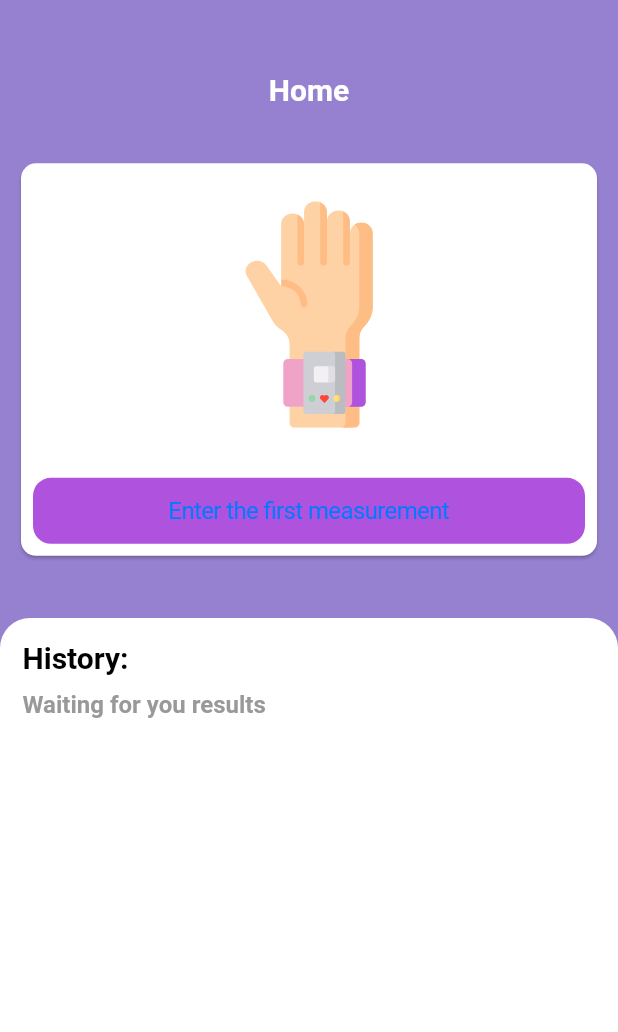
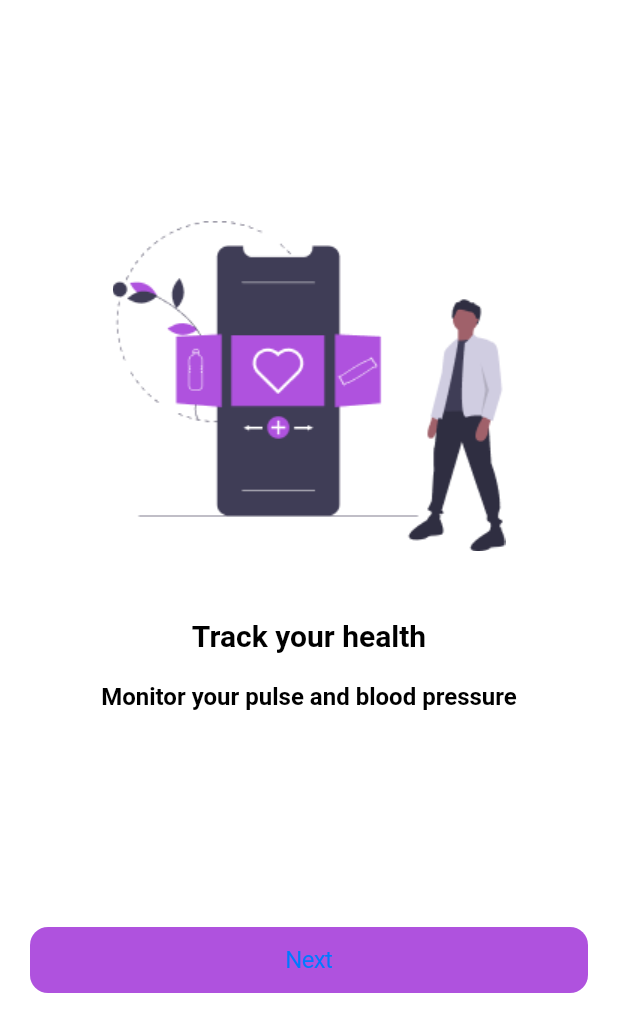
Before and after one commit to TimurKarev/blood_pressure, a Flutter app: the screen it shows after launch, on a phone screen of 412 x 824 dp. Shown: the top 1032 px of the screen. Run offline on Flutter 3.47's test engine with Material 2 defaults, Android fonts, the phone set to English and light mode, and no system bars; our stand-ins replace flutter_riverpod, flutter_svg, sqflite; accounts and stored records are empty.

Commit message:
on board betta

```diff
--- a/lib/pages/home/home_page_landing.dart
+++ b/lib/pages/home/home_page_landing.dart
@@ -1,6 +1,8 @@
 import 'package:blood_pressure/pages/home/view_models/home_page_viewmodel.dart';
 import 'package:blood_pressure/pages/home/widgets/home_full_page.dart';
 import 'package:blood_pressure/pages/home/widgets/empty_home_screen.dart';
+import 'package:blood_pressure/pages/on_board/on_board_page.dart';
+import 'package:blood_pressure/pages/on_board/widgets/on_board_template.dart';
 import 'package:blood_pressure/styles.dart';
 import 'package:flutter/cupertino.dart';
 import 'package:flutter/material.dart';
@@ -19,7 +21,8 @@ class HomePageLanding extends ConsumerWidget {
       case HomePageLandingState.notEmpty:
         return const HomeFullPage();
       case HomePageLandingState.empty:
-        return const EmptyHomeScreen();
+        //return const EmptyHomeScreen();
+        return const OnBoardPage();
       case HomePageLandingState.loading:
         return Container(
           color: CupertinoColors.white,
--- /dev/null
+++ b/lib/pages/on_board/on_board_page.dart
@@ -0,0 +1,101 @@
+import 'package:blood_pressure/pages/on_board/widgets/on_board_template.dart';
+import 'package:blood_pressure/styles.dart';
+import 'package:flutter/cupertino.dart';
+
+class OnBoardPage extends StatefulWidget {
+  const OnBoardPage({Key? key}) : super(key: key);
+
+  @override
+  _OnBoardPageState createState() => _OnBoardPageState();
+}
+
+class _OnBoardPageState extends State<OnBoardPage> {
+  final PageController controller = PageController(initialPage: 0);
+
+  static const List<String> _imagePath = [
+    "assets/png/on_board/on_board_1.png",
+    "assets/png/on_board/on_board_2.png",
+    "assets/png/on_board/on_board_3.png",
+    "assets/png/on_board/on_board_4.png",
+  ];
+
+  static const List<String> _headers = [
+    "Track your health",
+    "Help us to improve the app",
+    "Detailed tracking",
+    "Starts & Analysis",
+  ];
+
+  static const List<String> _text = [
+    "Monitor your pulse and blood pressure",
+    "We constantly monitor feedback and need your opinion",
+    "Collecting all the information about your condition and analyzing it",
+    "Subscribe to unlock all the features, just \$3.99/w",
+  ];
+
+  static final List<Widget> _widgets = [
+    TextWidget(header: _headers[0], text: _text[0]),
+    TextWidget(header: _headers[1], text: _text[1]),
+    TextWidget(header: _headers[2], text: _text[2]),
+    TextWidget(header: _headers[3], text: _text[3]),
+  ];
+
+  @override
+  Widget build(BuildContext context) {
+    return CupertinoPageScaffold(
+      child: Stack(
+        children: [
+          PageView(
+            scrollDirection: Axis.horizontal,
+            controller: controller,
+            children: [
+              OnBoardTemplate(
+                imagePath: _imagePath[0],
+                textOrButton: _widgets[0],
+              ),
+              OnBoardTemplate(
+                imagePath: _imagePath[1],
+                textOrButton: _widgets[1],
+              ),
+              OnBoardTemplate(
+                imagePath: _imagePath[2],
+                textOrButton: _widgets[2],
+                isTappable: true,
+              ),
+              OnBoardTemplate(
+                imagePath: _imagePath[3],
+                textOrButton: _widgets[3],
+              ),
+            ],
+          ),
+        ],
+      ),
+    );
+  }
+}
+
+class TextWidget extends StatelessWidget {
+  final String header;
+  final String text;
+
+  const TextWidget({
+    Key? key,
+    required this.header,
+    required this.text,
+  }) : super(key: key);
+
+  @override
+  Widget build(BuildContext context) {
+    return Column(children: [
+      Center(child: Text(header, style: Styles.headerNormal)),
+      const SizedBox(height: 20.0),
+      Center(
+          child: Text(
+        text,
+        style: Styles.base,
+        textAlign: TextAlign.center,
+        //overflow: TextOverflow.ellipsis,
+      )),
+    ]);
+  }
+}
--- /dev/null
+++ b/lib/pages/on_board/widgets/on_board_template.dart
@@ -0,0 +1,102 @@
+import 'package:blood_pressure/pages/home/home_page_landing.dart';
+import 'package:blood_pressure/pages/home/widgets/empty_home_screen.dart';
+import 'package:blood_pressure/styles.dart';
+import 'package:flutter/cupertino.dart';
+import 'package:flutter/material.dart';
+
+class OnBoardTemplate extends StatelessWidget {
+  final String imagePath;
+  final Widget textOrButton;
+  final bool isTappable;
+
+  const OnBoardTemplate({
+    Key? key,
+    required this.imagePath,
+    required this.textOrButton,
+    this.isTappable = false,
+  }) : super(key: key);
+
+  @override
+  Widget build(BuildContext context) {
+    return Container(
+      color: Styles.primaryColor,
+      child: Padding(
+        padding: const EdgeInsets.symmetric(horizontal: 20.0),
+        child: Column(
+          crossAxisAlignment: CrossAxisAlignment.stretch,
+          children: [
+            Flexible(
+              flex: 1,
+              child: Container(),
+            ),
+            Flexible(
+              flex: 3,
+              child: Image.asset(imagePath),
+            ),
+            Flexible(
+              flex: 1,
+              child: GestureDetector(
+                child: Center(child: textOrButton),
+                onTap: () {
+                  _openDialog(context);
+                },
+              ),
+            ),
+            Flexible(
+              flex: 1,
+              child: Container(),
+            ),
+            Flexible(
+              flex: 1,
+              child: CupertinoButton(
+                padding: EdgeInsets.zero,
+                color: Styles.buttonColor,
+                disabledColor: Styles.buttonDisableColor,
+                child: const Text(
+                  "Next",
+                  style: Styles.base,
+                ),
+                onPressed: () {
+                  Navigator.of(context).pushAndRemoveUntil(MaterialPageRoute(builder: (context) =>
+                      const EmptyHomeScreen() ), (Route<dynamic> route) => false);
+                },
+              ),
+            ),
+            Flexible(
+              flex: 1,
+              child: Container(),
+            ),
+          ],
+        ),
+      ),
+    );
+  }
+
+  void _openDialog(ctx) {
+    showCupertinoDialog(
+        context: ctx,
+        builder: (_) => CupertinoAlertDialog(
+              title: Text("This is the title"),
+              content: Text("This is the content"),
+              actions: [
+                // Close the dialog
+                // You can use the CupertinoDialogAction widget instead
+                CupertinoButton(
+                    child: Text('Cancel'),
+                    onPressed: () {
+                      Navigator.of(ctx).pop();
+                    }),
+                CupertinoButton(
+                  child: Text('I agree'),
+                  onPressed: () {
+                    // Do something
+                    print('I agreed');
+
+                    // Then close the dialog
+                    Navigator.of(ctx).pop();
+                  },
+                )
+              ],
+            ));
+  }
+}
--- a/pubspec.yaml
+++ b/pubspec.yaml
@@ -72,6 +72,11 @@ flutter:
     - assets/png/good_color.png
     - assets/png/good_grey.png
     - assets/png/emblem.png
+
+    - assets/png/on_board/on_board_1.png
+    - assets/png/on_board/on_board_2.png
+    - assets/png/on_board/on_board_3.png
+    - assets/png/on_board/on_board_4.png
   # An image asset can refer to one or more resolution-specific "variants", see
   # https://flutter.dev/assets-and-images/#resolution-aware.
 
```
Also changed, not shown: assets/png/on_board/on_board_1.png (added), assets/png/on_board/on_board_2.png (added), assets/png/on_board/on_board_3.png (added), assets/png/on_board/on_board_4.png (added).
